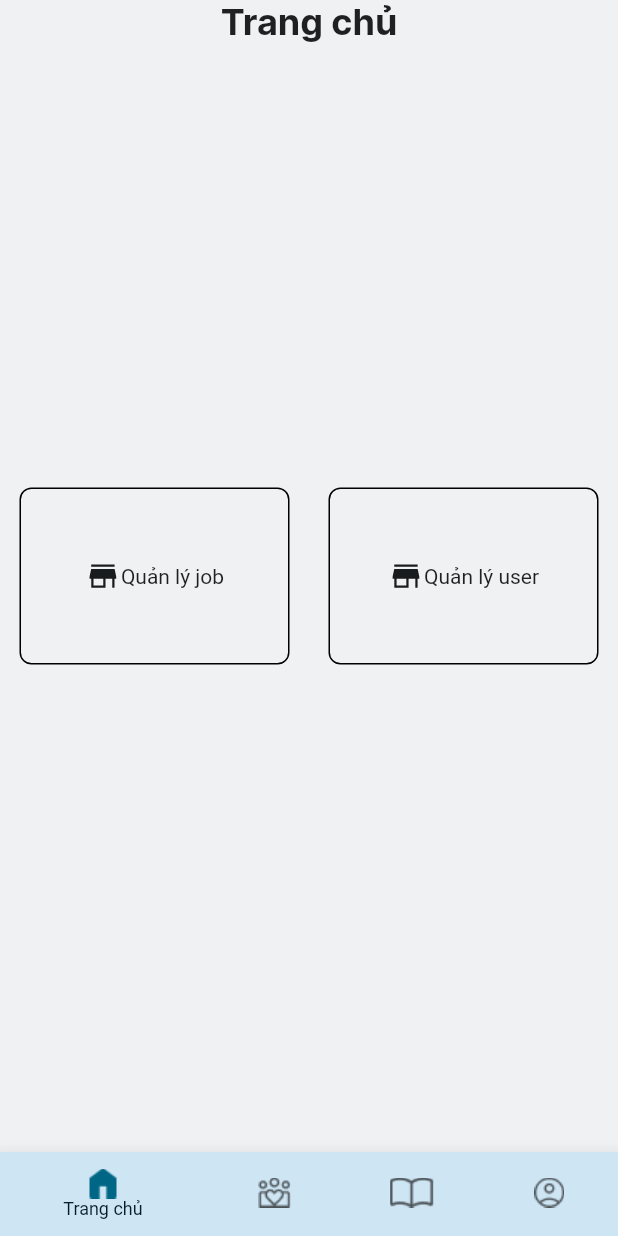
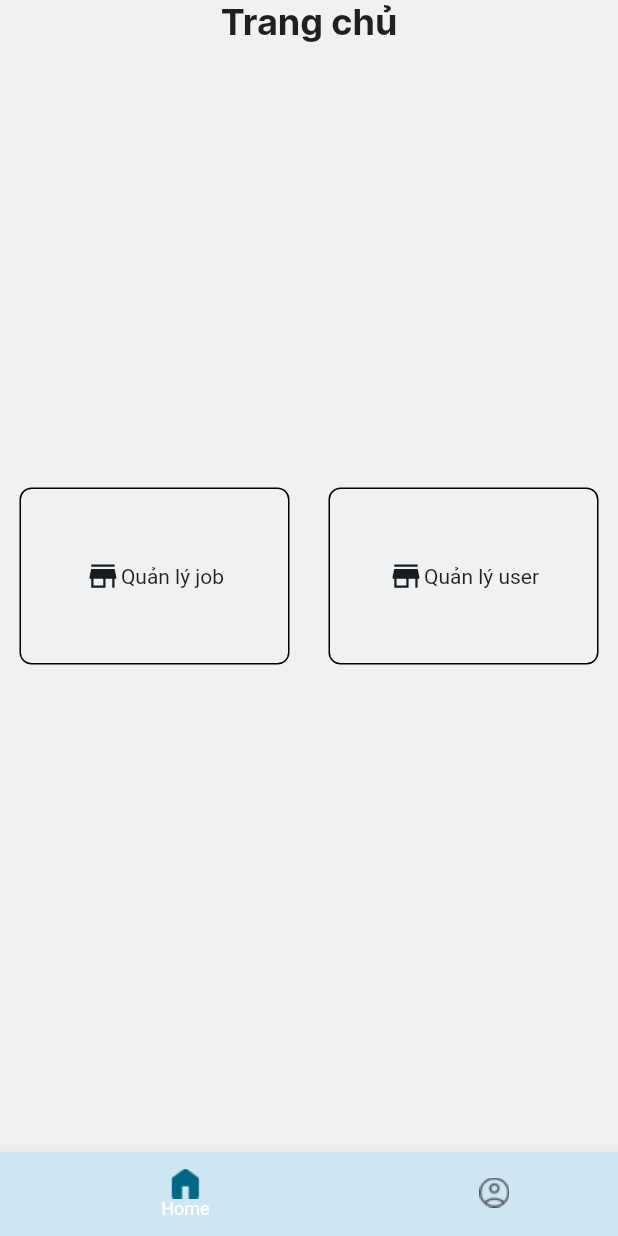
Before and after one commit to Tuyen001314/HelloJob, a Flutter app: the screen it shows after launch, on a phone screen of 412 x 824 dp. Run offline on Flutter 3.47's test engine with Material 2 defaults, Android fonts, the phone set to English and light mode, and no system bars; our stand-ins replace fluentui_icons, flutter_svg, get, shared_preferences; missing offline and left inert: flutter_constraintlayout.

Commit message:
add bottomnav

```diff
--- a/lib/constants.dart
+++ b/lib/constants.dart
@@ -15,3 +15,4 @@ const colorSignOut = Color(0xFFBA1A1A);
 
 
 const background = Color.fromARGB(100, 240, 241, 243);
+const secondaryContainer = Color(0xffCEE6F4);
--- /dev/null
+++ b/lib/screen/admin/MainScreenAdmin.dart
@@ -0,0 +1,49 @@
+import 'package:flutter/cupertino.dart';
+import 'package:flutter/material.dart';
+
+import '../../widget/BottomNavigationView.dart';
+import '../profile/Profile.dart';
+import 'HomeAdmin.dart';
+
+class AdminMainScreen extends StatefulWidget {
+  static const String ROUTE_NAME = 'AdminMainScreen';
+  const AdminMainScreen({Key? key}) : super(key: key);
+
+  @override
+  State<AdminMainScreen> createState() => _AdminMainScreenState();
+}
+
+class _AdminMainScreenState extends State<AdminMainScreen> {
+  late Widget _currentScreen;
+
+  final List<Widget> _screens = <Widget>[
+    const HomeAdminScreen(),
+    const Profile(),
+  ];
+
+  @override
+  void initState() {
+    super.initState();
+    _currentScreen = _screens[0];
+  }
+
+  @override
+  Widget build(BuildContext context) {
+    return Scaffold(
+      body: Center(
+        child: _currentScreen,
+      ),
+      bottomNavigationBar: BottomNav(
+        items: [
+          BottomNavItem(iconPath: "assets/icons/home.png", label: "Home"),
+          BottomNavItem(iconPath: "assets/icons/profile.png", label: "Ho so"),
+        ],
+        onTap: (position) {
+          _currentScreen = _screens[position];
+          setState(() {
+          });
+        },
+      ),
+    );
+  }
+}
--- a/lib/screen/admin/job_manage/JobManageScreen.dart
+++ b/lib/screen/admin/job_manage/JobManageScreen.dart
@@ -35,7 +35,11 @@ class _JobManageScreenState extends State<JobManageScreen> {
             style: TextStyle(fontFamily: "Inter", fontSize: 32),
           )),
           SearchWidget(text: "", onChanged: (_) => {}, hintText: "Search job"),
-          ListJobWidget(jobState: jobState)
+          ListJobWidget(jobState: jobState),
+          TextButton(onPressed: (){}, child: Center(child: Text("Thêm")),
+          style: ElevatedButton.styleFrom(
+            backgroundColor: secondaryContainer
+          ))
         ],
       ),
     )));
--- a/lib/screen/splash/SplashScreen.dart
+++ b/lib/screen/splash/SplashScreen.dart
@@ -1,5 +1,6 @@
 import 'package:flutter/cupertino.dart';
 import 'package:flutter/material.dart';
+import 'package:hellojob/screen/admin/MainScreenAdmin.dart';
 import 'package:hellojob/state/UserState.dart';
 import 'package:hellojob/util/Resource/Resource.dart';
 import 'package:provider/provider.dart';
@@ -20,7 +21,7 @@ class _SplashScreenState extends State<SplashScreen> {
       userState.getUserFromLocal().then((value) {
         print("when login from local ${userState.currentUser}");
         if(userState.currentUser is Success || userState.currentUser is Failure) {
-          Navigator.of(context).pushNamed("/Main");
+          Navigator.of(context).pushNamed("/${AdminMainScreen.ROUTE_NAME}");
         }
       });
     });
--- a/lib/util/Routes.dart
+++ b/lib/util/Routes.dart
@@ -1,4 +1,5 @@
 import 'package:flutter/material.dart';
+import 'package:hellojob/screen/admin/MainScreenAdmin.dart';
 import 'package:hellojob/screen/admin/job_manage/JobManageScreen.dart';
 import 'package:hellojob/state/UserState.dart';
 import 'package:hellojob/screen/Home.dart';
@@ -32,6 +33,10 @@ class Routes {
       case JobManageScreen.ROUTE_NAME:
         return MaterialPageRoute(
             builder: (context) =>  const JobManageScreen());
+      case AdminMainScreen.ROUTE_NAME:
+        return MaterialPageRoute(
+            builder: (context) =>  const AdminMainScreen());
+
         default: return null;
     }
   }
--- /dev/null
+++ b/lib/widget/BottomNavigationView.dart
@@ -0,0 +1,51 @@
+import 'package:flutter/cupertino.dart';
+import 'package:flutter/material.dart';
+import 'package:hellojob/constants.dart';
+class BottomNavItem {
+  final String iconPath;
+  final String label;
+
+  BottomNavItem({required this.iconPath, required this.label});
+}
+
+class BottomNav extends StatefulWidget {
+  final List<BottomNavItem> items;
+  final Function(int) onTap;
+  const BottomNav({Key? key, required this.items, required this.onTap}) : super(key: key);
+
+  @override
+  State<BottomNav> createState() => _BottomNavState(items: items, onTap: onTap);
+}
+
+class _BottomNavState extends State<BottomNav> {
+  final List<BottomNavItem> items;
+  final Function(int) onTap;
+
+  int _currentPosition = 0;
+  _BottomNavState({required this.items, required this.onTap});
+  @override
+  Widget build(BuildContext context) {
+    var bottomNavigationBarItems = items.map((e) =>
+        BottomNavigationBarItem(
+            icon: Image.asset(e.iconPath),
+          label: e.label,
+          backgroundColor: colorBottomNav
+        )).toList();
+    return BottomNavigationBar(
+      items: bottomNavigationBarItems,
+      onTap: (index) {
+        _currentPosition = index;
+        onTap(index);
+        setState(() {
+        });
+      },
+      currentIndex: _currentPosition,
+      showSelectedLabels: true,
+      showUnselectedLabels: false,
+      unselectedItemColor: Colors.black,
+      elevation: 10,
+      selectedFontSize: 12,
+      type: BottomNavigationBarType.shifting,
+    );
+  }
+}
--- a/pubspec.yaml
+++ b/pubspec.yaml
@@ -46,6 +46,7 @@ dependencies:
   provider: ^6.0.5
   flutter_svg: ^1.1.6
   flutter_constraintlayout: ^1.6.3-stable
+  persistent_bottom_nav_bar: ^5.0.2
 
 dev_dependencies:
   flutter_test:
```
Also changed, not shown: pubspec.lock.
